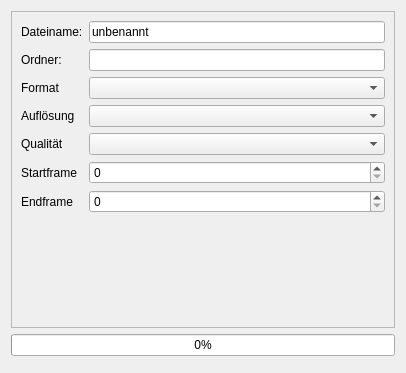
This is code/src/main/resources/base/ui/export.ui in felixdittrich92/mission-uncuttable as Qt 5 draws it before an edit. The edited form follows.
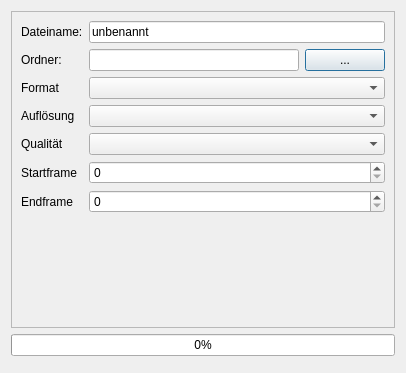
This is the edited form.

Commit message: add pick folder button

```diff
--- a/code/src/main/resources/base/ui/export.ui
+++ b/code/src/main/resources/base/ui/export.ui
@@ -46,9 +46,6 @@
           </property>
          </widget>
         </item>
-        <item row="1" column="1">
-         <widget class="QLineEdit" name="folder_edit"/>
-        </item>
         <item row="2" column="0">
          <widget class="QLabel" name="format_label">
           <property name="text">
@@ -99,6 +96,20 @@
         <item row="6" column="1">
          <widget class="QSpinBox" name="end_sb"/>
         </item>
+        <item row="1" column="1">
+         <layout class="QHBoxLayout" name="horizontalLayout_2">
+          <item>
+           <widget class="QLineEdit" name="folder_edit"/>
+          </item>
+          <item>
+           <widget class="QPushButton" name="pick_folder_button">
+            <property name="text">
+             <string>...</string>
+            </property>
+           </widget>
+          </item>
+         </layout>
+        </item>
        </layout>
       </item>
      </layout>
```
The commit also changes 2 other files.
